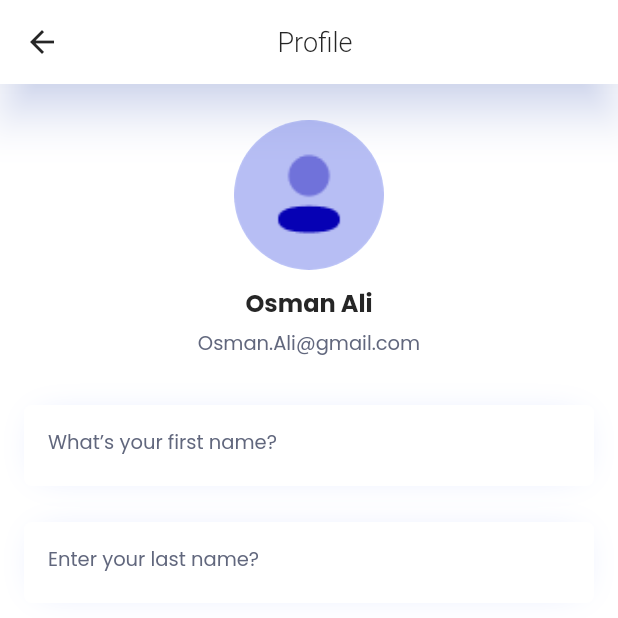
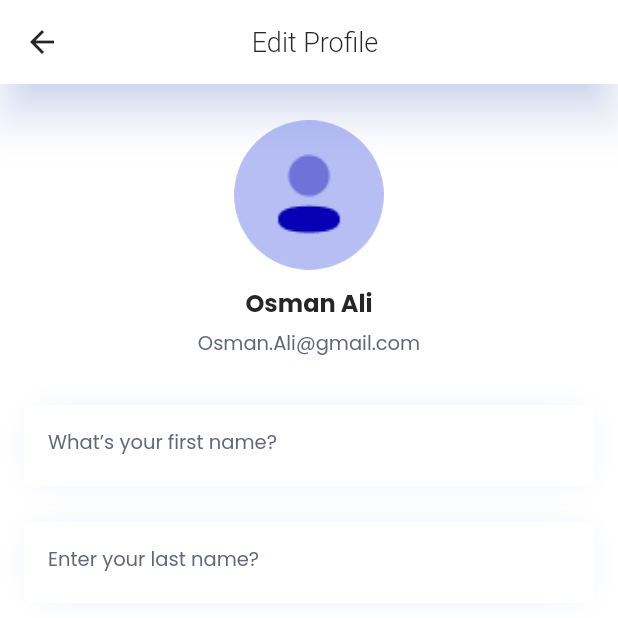
Before and after one commit to 4xMafole/islamic_ai, a Flutter app: the EditProfileView screen opened by its route, on a phone screen of 412 x 824 dp, the top half of it. Run offline on Flutter 3.47's test engine with Material 2 defaults, Android fonts, the light colour scheme and no system bars; our stand-ins replace bloc, cloud_firestore, equatable, faker, firebase_auth, flutter_advanced_drawer and 5 more; missing offline and left inert: chat_gpt_sdk; accounts and stored records are empty; generated files the repository leaves out were written again.

Commit message:
fix: cleanup onboarding and auth designs.

```diff
--- a/lib/common/widgets/custom_button.dart
+++ b/lib/common/widgets/custom_button.dart
@@ -1,19 +1,68 @@
 import 'package:flutter/material.dart';
 import 'package:islamic_ai/features/theme/theme.dart';
+import 'package:loading_animation_widget/loading_animation_widget.dart';
 
-class CustomButton extends StatelessWidget {
+class CustomButton extends StatefulWidget {
   const CustomButton({
     super.key,
     required this.text,
     required this.onTap,
+    this.isLoading = false,
   });
   final String text;
   final void Function() onTap;
+  final bool isLoading;
+
+  @override
+  State<CustomButton> createState() => _CustomButtonState();
+}
+
+class _CustomButtonState extends State<CustomButton>
+    with SingleTickerProviderStateMixin {
+  late AnimationController _controller;
+  late Animation<double> _scaleAnimation;
+
+  @override
+  void initState() {
+    super.initState();
+    _controller = AnimationController(
+      vsync: this,
+      duration: const Duration(milliseconds: 100),
+    );
+    _scaleAnimation = Tween<double>(begin: 1, end: 0.9).animate(
+      CurvedAnimation(
+        parent: _controller,
+        curve: Curves.easeInOut,
+      ),
+    );
+    _controller.addListener(() {
+      if (_controller.status == AnimationStatus.completed) {
+        _controller.reverse();
+      }
+    });
+  }
+
+  @override
+  void dispose() {
+    _controller.dispose();
+    super.dispose();
+  }
+
+  void _onTap() {
+    if (!widget.isLoading) {
+      _controller.forward();
+      widget.onTap();
+    }
+  }
 
   @override
   Widget build(BuildContext context) {
     return GestureDetector(
-      onTap: onTap,
+      onTap: _onTap,
+      child: AnimatedBuilder(
+        animation: _controller,
+        builder: (context, child) => Transform.scale(
+          scale: _scaleAnimation.value,
           child: Container(
             width: 345,
             height: 60,
@@ -30,8 +79,13 @@ class CustomButton extends StatelessWidget {
               ],
             ),
             child: Center(
-          child: Text(
-            text,
+              child: widget.isLoading
+                  ? LoadingAnimationWidget.threeArchedCircle(
+                      color: IAIColor.whiteColor,
+                      size: MediaQuery.of(context).size.width * 0.08,
+                    )
+                  : Text(
+                      widget.text,
                       style: const TextStyle(
                         fontSize: 16,
                         fontWeight: FontWeight.w500,
@@ -40,6 +94,8 @@ class CustomButton extends StatelessWidget {
                     ),
             ),
           ),
+        ),
+      ),
     );
   }
 }
--- a/lib/common/widgets/custom_text_field.dart
+++ b/lib/common/widgets/custom_text_field.dart
@@ -62,6 +62,7 @@ class _CustomTextFieldState extends State<CustomTextField> {
             border: InputBorder.none,
             suffixIcon: widget.isPassword
                 ? IconButton(
+                    hoverColor: Colors.transparent,
                     icon: Icon(
                       _obscureText
                           ? Icons.visibility_off_outlined
--- a/lib/features/onboard/widgets/header_text.dart
+++ b/lib/features/onboard/widgets/header_text.dart
@@ -21,6 +21,7 @@ class HeaderText extends StatelessWidget {
       style: Theme.of(context).primaryTextTheme.titleMedium!.copyWith(
             fontWeight: fontWeight,
             fontSize: fontSize,
+            color: IAIColor.deepBlue,
             // color: color,
           ),
     );
--- a/lib/features/profile/view/edit_profile_view.dart
+++ b/lib/features/profile/view/edit_profile_view.dart
@@ -21,9 +21,9 @@ class _EditProfileViewState extends State<EditProfileView> {
     return Scaffold(
       appBar: CustomAppBar(
         leadingIconData: Icons.arrow_back,
-        onPressed: () => Navigator.canPop(context),
+        onPressed: () => Navigator.pop(context),
         title: const Text(
-          'Profile',
+          'Edit Profile',
           style: TextStyle(
             fontWeight: FontWeight.w300,
             fontSize: 18,
@@ -78,9 +78,11 @@ class _EditProfileViewState extends State<EditProfileView> {
                     },
                   ),
                   const SizedBox(height: 70),
-                   CustomButton(
+                  CustomButton(
                     text: 'Update Profile',
-                    onTap: () {},
+                    onTap: () {
+                      Navigator.pop(context);
+                    },
                   )
                 ],
               ),
--- a/lib/features/settings/view/agreement_view.dart
+++ b/lib/features/settings/view/agreement_view.dart
@@ -17,7 +17,7 @@ class _AgreementViewState extends State<AgreementView> {
     return Scaffold(
       appBar: CustomAppBar(
         leadingIconData: Icons.arrow_back,
-        onPressed: () => Navigator.canPop(context),
+        onPressed: () => Navigator.pop(context),
         title: const AppLogo(logoSize: 30, nameSize: 18),
       ),
       body: SafeArea(
--- a/lib/features/settings/view/feedback_view.dart
+++ b/lib/features/settings/view/feedback_view.dart
@@ -17,7 +17,7 @@ class _FeedbackViewState extends State<FeedbackView> {
     return Scaffold(
       appBar: CustomAppBar(
         leadingIconData: Icons.arrow_back,
-        onPressed: () => Navigator.canPop(context),
+        onPressed: () => Navigator.pop(context),
         title: const AppLogo(logoSize: 30, nameSize: 18),
       ),
       body: SafeArea(
@@ -50,7 +50,9 @@ class _FeedbackViewState extends State<FeedbackView> {
                   const SizedBox(height: 32),
                   CustomButton(
                     text: 'Submit',
-                    onTap: () {},
+                    onTap: () {
+                      Navigator.pop(context);
+                    },
                   )
                 ],
               ),
--- a/pubspec.yaml
+++ b/pubspec.yaml
@@ -22,6 +22,7 @@ dependencies:
     path: ./packages/islamic_gpt
   islamic_gpt_repository:
     path: ./packages/islamic_gpt_repository
+  loading_animation_widget: ^1.2.0+4
   local_api:
     path: ./packages/local_api
 
```
Also changed, not shown: lib/common/widgets/sign_in_option.dart (+75 -8 lines), lib/features/answer/view/answer_view.dart (+10 -2 lines), lib/features/answer/widgets/custom_drawer.dart (+13 -5 lines), lib/features/answer/widgets/profile_header.dart (+22 -11 lines), lib/features/onboard/view/onboard_view.dart (+3 -12 lines), lib/features/sign_in/view/sign_in_view.dart (+4 -4 lines), lib/features/sign_up/view/sign_up_view.dart (+4 -4 lines), pubspec.lock, 1 other file. Lines whose indentation alone changed are shown as unchanged.
